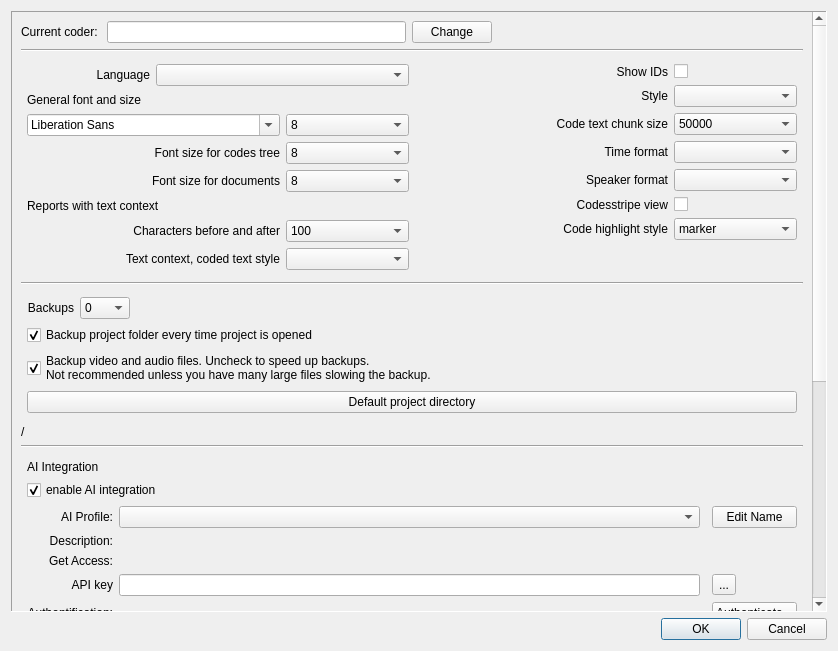
Above: src/GUI_UIs/ui_dialog_settings.ui from ccbogel/QualCoder before the change. Below: the same form after it.
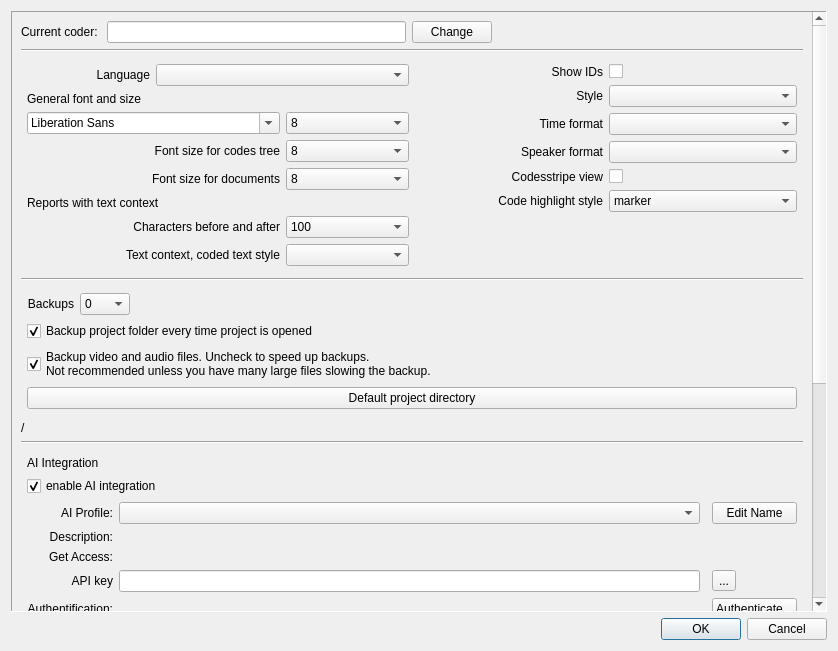
That is the form after the change.

Diff of the .ui file:
```diff
--- a/src/GUI_UIs/ui_dialog_settings.ui
+++ b/src/GUI_UIs/ui_dialog_settings.ui
@@ -598,20 +598,6 @@
                </property>
               </widget>
              </item>
-             <item row="2" column="2">
-              <widget class="QComboBox" name="comboBox_text_chunk_size">
-               <item>
-                <property name="text">
-                 <string>50000</string>
-                </property>
-               </item>
-               <item>
-                <property name="text">
-                 <string>30000</string>
-                </property>
-               </item>
-              </widget>
-             </item>
              <item row="7" column="1">
               <spacer name="verticalSpacer">
                <property name="orientation">
@@ -667,19 +653,6 @@
                </property>
               </widget>
              </item>
-             <item row="2" column="0" colspan="2">
-              <widget class="QLabel" name="label_8">
-               <property name="toolTip">
-                <string>Very large text documents. Load text chunks by number of characters.</string>
-               </property>
-               <property name="text">
-                <string>Code text chunk size</string>
-               </property>
-               <property name="alignment">
-                <set>Qt::AlignmentFlag::AlignRight|Qt::AlignmentFlag::AlignTrailing|Qt::AlignmentFlag::AlignVCenter</set>
-               </property>
-              </widget>
-             </item>
              <item row="3" column="1">
               <widget class="QLabel" name="label_5">
                <property name="toolTip">
```
